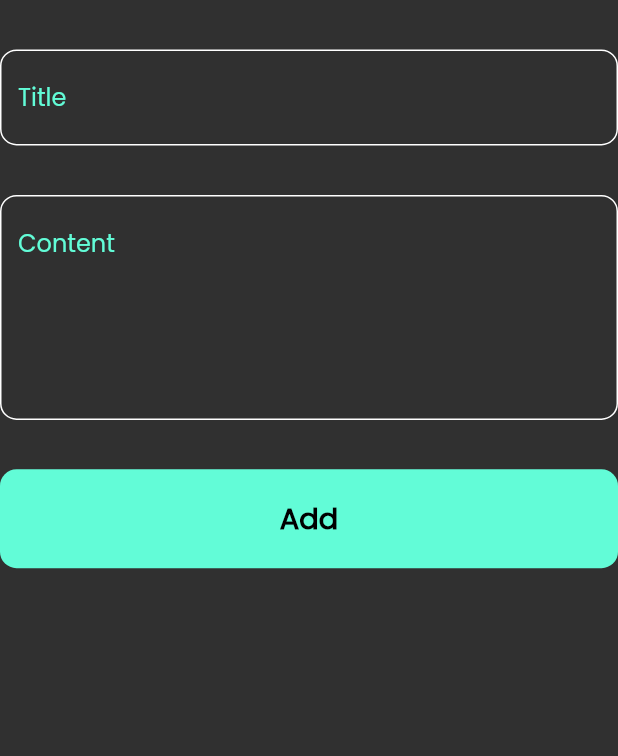
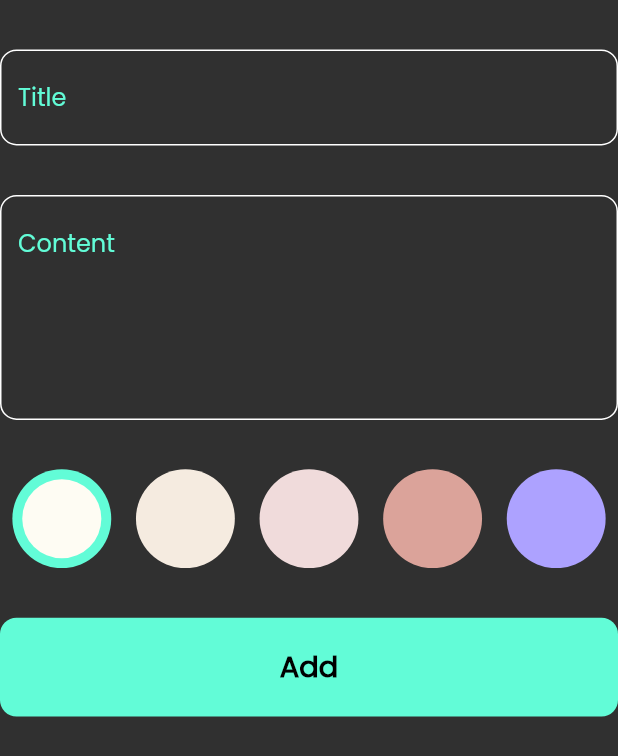
Before and after one commit to YosophAhmed/notesApp, a Flutter app: the AddNoteForm widget shown alone on an empty page, opened directly, on a phone screen of 412 x 824 dp. Shown: the top 756 px of the screen. Run offline on Flutter 3.47's test engine with Material 2 defaults, Android fonts, the phone set to English and light mode, and no system bars; our stand-ins replace flutter_bloc, hive, hive_flutter, sizer; accounts and stored records are empty.

Commit message:
Colors ListView

```diff
--- a/lib/views/widgets/add_note_form.dart
+++ b/lib/views/widgets/add_note_form.dart
@@ -5,6 +5,7 @@ import 'package:notes/cubits/add_note_cubit/add_notes_states.dart';
 import 'package:notes/models/note_model.dart';
 import 'package:sizer/sizer.dart';
 
+import 'colors_list_items.dart';
 import 'custom_botton.dart';
 import 'custom_text_field.dart';
 
@@ -52,6 +53,10 @@ class _AddNoteFormState extends State<AddNoteForm> {
             SizedBox(
               height: 4.h,
             ),
+            const ColorsList(),
+            SizedBox(
+              height: 4.h,
+            ),
             BlocBuilder<AddNotesCubit, AddNotesState>(
               builder: (context, state) => CustomButton(
                 label: 'Add',
--- /dev/null
+++ b/lib/views/widgets/colors_list_items.dart
@@ -0,0 +1,87 @@
+import 'package:flutter/material.dart';
+import 'package:sizer/sizer.dart';
+
+import '../../constants/colors.dart';
+
+class ColorItem extends StatelessWidget {
+  final bool isActive;
+  final Color color;
+
+  const ColorItem({
+    Key? key,
+    required this.isActive,
+    required this.color,
+  }) : super(key: key);
+
+  @override
+  Widget build(BuildContext context) {
+    return isActive ? Padding(
+      padding: EdgeInsets.symmetric(
+        horizontal: 2.w,
+      ),
+      child: CircleAvatar(
+        radius: 4.h,
+        backgroundColor: kPrimaryColor,
+        child: CircleAvatar(
+          radius: 3.2.h,
+          backgroundColor: color,
+        ),
+      ),
+    ) : Padding(
+      padding: EdgeInsets.symmetric(
+        horizontal: 2.w,
+      ),
+      child: CircleAvatar(
+        radius: 4.h,
+        backgroundColor: color,
+      ),
+    );
+  }
+}
+
+class ColorsList extends StatefulWidget {
+
+  const ColorsList({Key? key}) : super(key: key);
+
+  @override
+  State<ColorsList> createState() => _ColorsListState();
+}
+
+class _ColorsListState extends State<ColorsList> {
+  final bool isSelected = false;
+  int currentIndex = 0;
+
+  List<Color> colors = const [
+    Color(0xffFEFCF3),
+    Color(0xffF5EBE0),
+    Color(0xffF0DBDB),
+    Color(0xffDBA39A),
+    Color(0xffADA2FF),
+    Color(0xffC0DEFF),
+    Color(0xffFFE5F1),
+    Color(0xffFFF8E1),
+  ];
+
+  @override
+  Widget build(BuildContext context) {
+    return SizedBox(
+      height: 8.h,
+      child: ListView.builder(
+        itemBuilder: (context, index) => GestureDetector(
+          onTap: (){
+            currentIndex = index;
+            setState(() {
+            });
+          },
+          child: ColorItem(
+            color: colors[index],
+            isActive: currentIndex == index,
+          ),
+        ),
+        scrollDirection: Axis.horizontal,
+        itemCount: colors.length,
+        physics: const BouncingScrollPhysics(),
+      ),
+    );
+  }
+}
```
